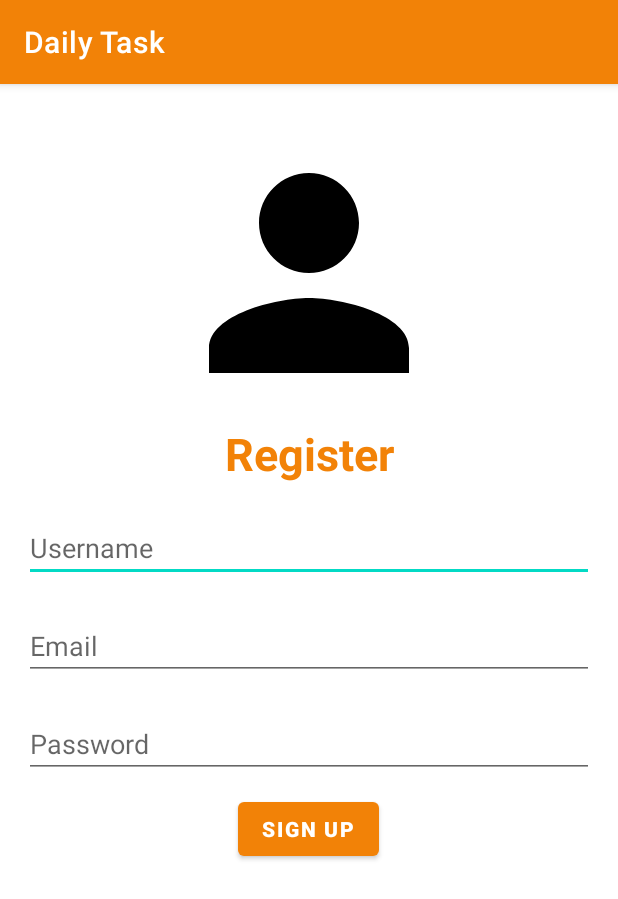
After one commit to anantaputra/Daily-Task, an Android app: the Activity_Register screen opened directly, with no data from a screen before it, on a phone screen of 412 x 824 dp. The commit adds this screen. Shown: the top 899 px of the screen. Run offline under Robolectric (Android 15) with nearby library versions, the phone set to English and light mode, and no system bars.

Commit message:
edit terakhir

```diff
--- a/app/src/main/AndroidManifest.xml
+++ b/app/src/main/AndroidManifest.xml
@@ -9,6 +9,12 @@
         android:roundIcon="@mipmap/ic_launcher_round"
         android:supportsRtl="true"
         android:theme="@style/Theme.DailyTask">
+        <activity
+            android:name=".Activity_Register"
+            android:exported="false" />
+        <activity
+            android:name=".ShowAlarm"
+            android:exported="false" />
         <activity
             android:name=".ShowActivities"
             android:exported="false" />
--- /dev/null
+++ b/app/src/main/java/com/example/dailytask/Activity_Register.java
@@ -0,0 +1,14 @@
+package com.example.dailytask;
+
+import androidx.appcompat.app.AppCompatActivity;
+
+import android.os.Bundle;
+
+public class Activity_Register extends AppCompatActivity {
+
+    @Override
+    protected void onCreate(Bundle savedInstanceState) {
+        super.onCreate(savedInstanceState);
+        setContentView(R.layout.activity_register);
+    }
+}
--- /dev/null
+++ b/app/src/main/res/layout/activity_register.xml
@@ -0,0 +1,62 @@
+<?xml version="1.0" encoding="utf-8"?>
+<LinearLayout
+    xmlns:android="http://schemas.android.com/apk/res/android"
+    xmlns:app="http://schemas.android.com/apk/res-auto"
+    xmlns:tools="http://schemas.android.com/tools"
+    android:layout_width="match_parent"
+    android:layout_height="match_parent"
+    android:layout_margin="16dp"
+    android:orientation="vertical"
+    tools:context=".Activity_Register">
+
+    <ImageView
+        android:layout_width="200dp"
+        android:layout_height="200dp"
+        android:layout_marginTop="10dp"
+        android:src="@drawable/ic_login"
+        android:scaleType="fitXY"
+       android:layout_gravity="center"/>
+
+    <TextView
+        android:layout_width="match_parent"
+        android:layout_height="wrap_content"
+        android:text="Register"
+        android:textColor="@color/orange"
+        android:textSize="30dp"
+        android:textStyle="bold"
+        android:textAlignment="center"/>
+
+    <EditText
+        android:id="@+id/tv_user"
+        android:layout_width="match_parent"
+        android:layout_height="wrap_content"
+        android:hint="Username"
+        android:layout_marginTop="20dp"/>
+
+    <EditText
+        android:id="@+id/tvemail"
+        android:layout_width="match_parent"
+        android:layout_height="wrap_content"
+        android:inputType="textEmailAddress"
+        android:hint="Email"
+        android:layout_marginTop="20dp"/>
+
+    <EditText
+        android:id="@+id/tv_pass"
+        android:layout_width="match_parent"
+        android:layout_height="wrap_content"
+        android:inputType="textPassword"
+        android:hint="Password"
+        android:layout_marginTop="20dp"/>
+
+
+    <Button
+        android:id="@+id/btn_daftar"
+        android:layout_width="wrap_content"
+        android:layout_height="wrap_content"
+        android:text="Sign Up"
+        android:layout_marginTop="10dp"
+        android:textColorHint="@color/teal_200"
+        android:textStyle="bold"
+        android:layout_gravity="center"/>
+</LinearLayout>
--- a/app/src/main/res/values/colors.xml
+++ b/app/src/main/res/values/colors.xml
@@ -9,6 +9,6 @@
     <color name="white">#FFFFFFFF</color>
     <color name="orange">#F28207</color>
     <color name="blue_get">#7EC4FB</color>
-    <color name="biru">#035F7C</color>
+    <color name="biru"> #A9CCE3</color>
 
 </resources>
```
Also changed, not shown: app/src/main/java/com/example/dailytask/ShowAlarm.java (added, +18 -0 lines), app/src/main/res/drawable/ic_cancel.xml (added, +10 -0 lines), app/src/main/res/layout/show_alarm.xml (added, +34 -0 lines).
